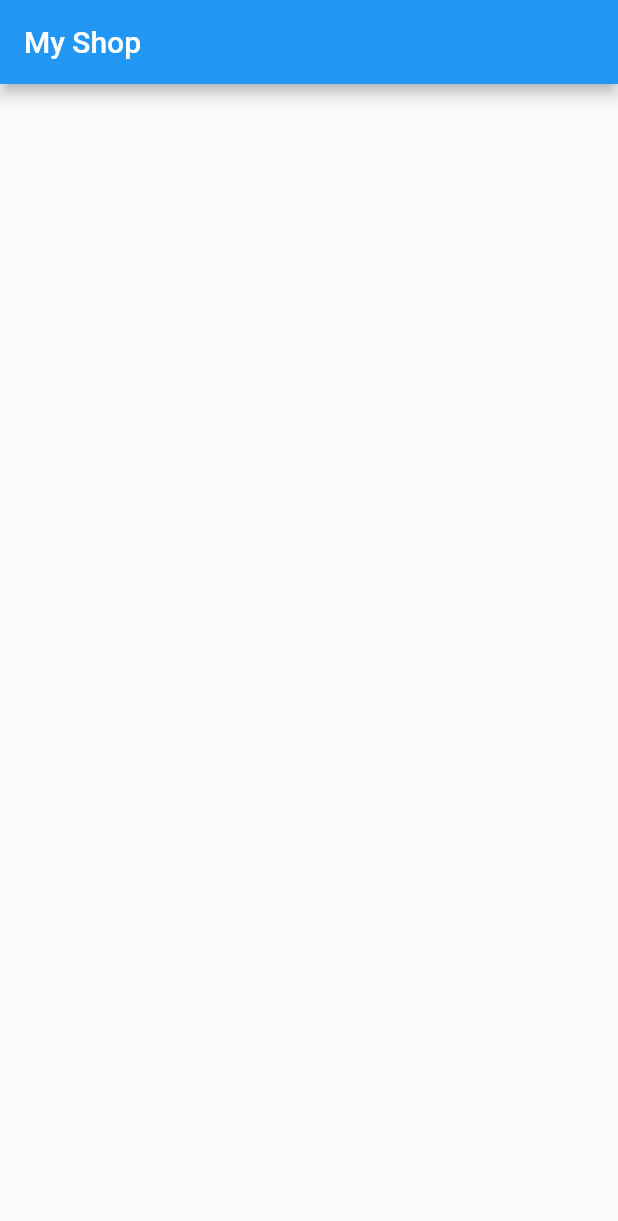
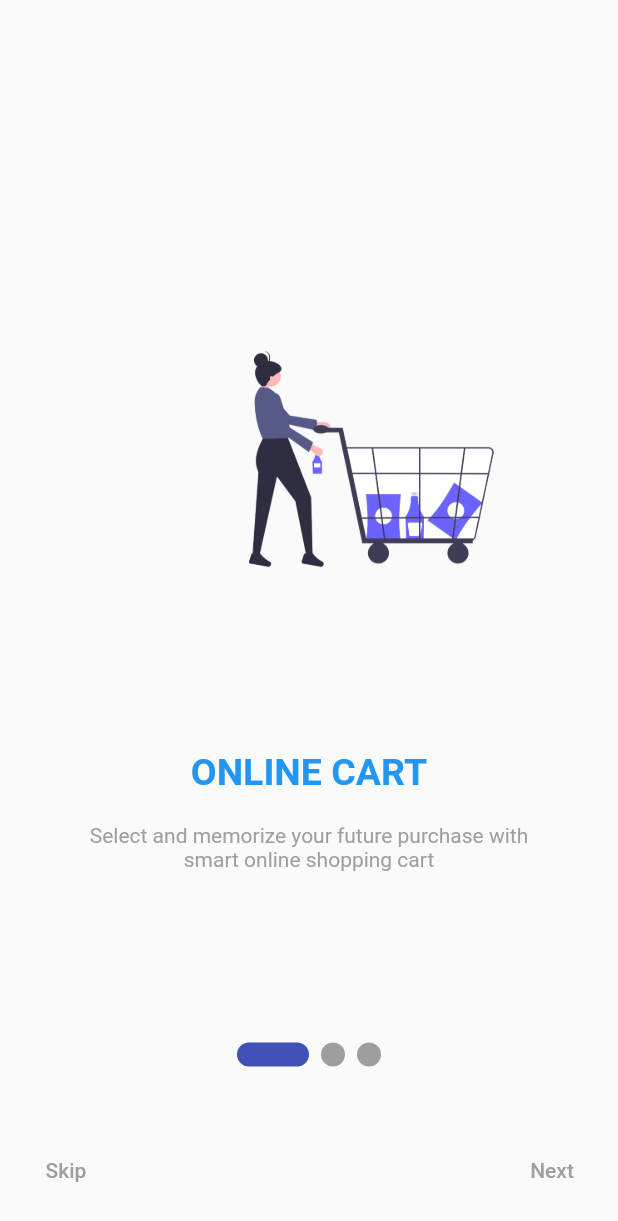
Before and after one commit to AbdelrhamanTareq/shop_app__bloc, a Flutter app: the screen it shows after launch, on a phone screen of 412 x 824 dp. Shown: the top 1221 px of the screen. Run offline on Flutter 3.47's test engine with Material 2 defaults, Android fonts, the phone set to English and light mode, and no system bars; drawn by our look-alikes of smooth_page_indicator; our stand-ins replace shared_preferences.

Commit message:
finish onboarding screen

```diff
--- /dev/null
+++ b/lib/helpers/cache_helper.dart
@@ -0,0 +1,18 @@
+import 'package:shared_preferences/shared_preferences.dart';
+
+class CacheHelper {
+  static late final SharedPreferences _prefs;
+  static init() async {
+    _prefs = await SharedPreferences.getInstance();
+  }
+
+  static Future<bool> setToken(String key, bool value) async {
+    // _prefs = await SharedPreferences.getInstance();
+    return _prefs.setBool(key, value);
+  }
+
+  static bool? getToken(String key) {
+    // _prefs = await SharedPreferences.getInstance();
+    return _prefs.getBool(key);
+  }
+}
--- a/lib/main.dart
+++ b/lib/main.dart
@@ -1,20 +1,26 @@
 import 'package:flutter/material.dart';
+import 'package:shop_app_bloc/helpers/cache_helper.dart';
+import 'package:shop_app_bloc/screens/on_boarding_screen.dart';
 
 import './screens/home_screen.dart';
 
-void main() {
+void main() async {
+  WidgetsFlutterBinding.ensureInitialized();
+  await CacheHelper.init();
   runApp(MyApp());
 }
 
 class MyApp extends StatelessWidget {
+  var _token = CacheHelper.getToken('onBoarding') ?? false;
   // This widget is the root of your application.
   @override
   Widget build(BuildContext context) {
     return MaterialApp(
+      debugShowCheckedModeBanner: false,
       theme: ThemeData(
         primarySwatch: Colors.blue,
       ),
-      home: HomeScreen(),
+      home: _token ? HomeScreen() : OnBoardingScreen(),
     );
   }
 }
--- /dev/null
+++ b/lib/screens/on_boarding_screen.dart
@@ -0,0 +1,167 @@
+import 'package:flutter/material.dart';
+import 'package:shop_app_bloc/helpers/cache_helper.dart';
+import 'package:shop_app_bloc/screens/home_screen.dart';
+import 'package:shop_app_bloc/shared/component.dart';
+import 'package:smooth_page_indicator/smooth_page_indicator.dart';
+
+class OnBoaringModel {
+  final String imagePath;
+  final String title;
+  final String body;
+
+  OnBoaringModel(
+      {required this.imagePath, required this.title, required this.body});
+}
+
+class OnBoardingScreen extends StatefulWidget {
+  @override
+  _OnBoardingScreenState createState() => _OnBoardingScreenState();
+}
+
+class _OnBoardingScreenState extends State<OnBoardingScreen> {
+  final PageController _pageController = PageController();
+  late List<OnBoaringModel> _onBoarding;
+  int _currentIndex = 0;
+  @override
+  void initState() {
+    _onBoarding = [
+      OnBoaringModel(
+        imagePath: 'assets/images/iamge1.png',
+        title: 'ONLINE CART',
+        body:
+            'Select and memorize your future purchase with smart online shopping cart',
+      ),
+      OnBoaringModel(
+        imagePath: 'assets/images/iamge2.png',
+        title: 'SALES AND GIFTS',
+        body: 'Holiday sales. Birthday gifts. Multi choice and categories',
+      ),
+      OnBoaringModel(
+        imagePath: 'assets/images/iamge3.png',
+        title: 'CLIENT REVIEW',
+        body: 'Honest feedbacks from our clients, Happy clients - happy us',
+      ),
+    ];
+    super.initState();
+  }
+
+  @override
+  void dispose() {
+    _pageController.dispose();
+    super.dispose();
+  }
+
+  @override
+  Widget build(BuildContext context) {
+    return Scaffold(
+      body: Column(
+        children: [
+          SizedBox(height: 150),
+          Expanded(
+            child: PageView.builder(
+              physics: BouncingScrollPhysics(),
+              controller: _pageController,
+              itemCount: _onBoarding.length,
+              onPageChanged: (value) {
+                setState(() {
+                  _currentIndex = value;
+                });
+                print(_currentIndex);
+              },
+              itemBuilder: (ctx, i) => Column(
+                children: [
+                  Container(
+                    width: double.infinity,
+                    height: 250,
+                    child: Image(
+                      image: AssetImage('${_onBoarding[i].imagePath}'),
+                    ),
+                  ),
+                  SizedBox(
+                    height: 100,
+                  ),
+                  Text(
+                    '${_onBoarding[i].title}',
+                    style: TextStyle(
+                      color: Theme.of(context).primaryColor,
+                      fontSize: 25,
+                      fontWeight: FontWeight.bold,
+                    ),
+                  ),
+                  SizedBox(
+                    height: 20,
+                  ),
+                  Container(
+                    width: 300,
+                    child: Text('${_onBoarding[i].body}',
+                        style: TextStyle(color: Colors.grey),
+                        textAlign: TextAlign.center),
+                  ),
+                ],
+              ),
+            ),
+          ),
+          SmoothPageIndicator(
+            controller: _pageController,
+            count: _onBoarding.length,
+            effect: ExpandingDotsEffect(),
+          ),
+          SizedBox(
+            height: 25,
+          ),
+          Padding(
+            padding: const EdgeInsets.symmetric(vertical: 20, horizontal: 20),
+            child: Row(
+              mainAxisAlignment: MainAxisAlignment.spaceBetween,
+              children: [
+                TextButton(
+                  style: ButtonStyle(
+                    padding:
+                        MaterialStateProperty.all<EdgeInsets>(EdgeInsets.zero),
+                    minimumSize: MaterialStateProperty.all<Size>(Size(1, 1)),
+                  ),
+                  onPressed: () {
+                    CacheHelper.setToken('onBoarding', true);
+                    navAndFininsh(context, HomeScreen());
+                  },
+                  child: Text(
+                    'Skip',
+                    style: TextStyle(
+                      color: Colors.grey,
+                    ),
+                  ),
+                ),
+                TextButton(
+                  style: ButtonStyle(
+                    padding:
+                        MaterialStateProperty.all<EdgeInsets>(EdgeInsets.zero),
+                    minimumSize: MaterialStateProperty.all<Size>(Size(1, 1)),
+                  ),
+                  onPressed: () {
+                    if (_currentIndex == _onBoarding.length - 1) {
+                      CacheHelper.setToken('onBoarding', true);
+                      navAndFininsh(
+                        context,
+                        HomeScreen(),
+                      );
+                    }
+                    _pageController.nextPage(
+                      duration: Duration(milliseconds: 200),
+                      curve: Curves.easeInOut,
+                    );
+                  },
+                  child: Text(
+                    'Next',
+                    style: TextStyle(
+                      color: Colors.grey,
+                    ),
+                  ),
+                ),
+              ],
+            ),
+          ),
+        ],
+      ),
+    );
+  }
+}
--- /dev/null
+++ b/lib/shared/component.dart
@@ -0,0 +1,9 @@
+import 'package:flutter/cupertino.dart';
+import 'package:flutter/material.dart';
+
+void navAndFininsh(context, Widget screen) {
+  Navigator.of(context).pushAndRemoveUntil(
+    MaterialPageRoute(builder: (ctx) => screen),
+    (route) => false,
+  );
+}
--- /dev/null
+++ b/lib/shared/theme.dart
@@ -0,0 +1,18 @@
+import 'package:flutter/material.dart';
+
+final lightTheme = ThemeData(
+  primaryColor: Colors.redAccent,
+  primarySwatch: Colors.red,
+  accentColor: Colors.blueAccent,
+  brightness: Brightness.light,
+  canvasColor: Colors.white,
+
+  ///////////////// App Bar //////////////////////
+  appBarTheme: AppBarTheme(
+    elevation: 10,
+    backgroundColor: Colors.white,
+  ),
+
+  ///////////////// Text //////////////////////
+  // textTheme: TextTheme(),
+);
```
Also changed, not shown: pubspec.yaml (+11 -3 lines), assets/images/iamge1.png (added), assets/images/iamge2.png (added), assets/images/iamge3.png (added), pubspec.lock, 1 other file.
